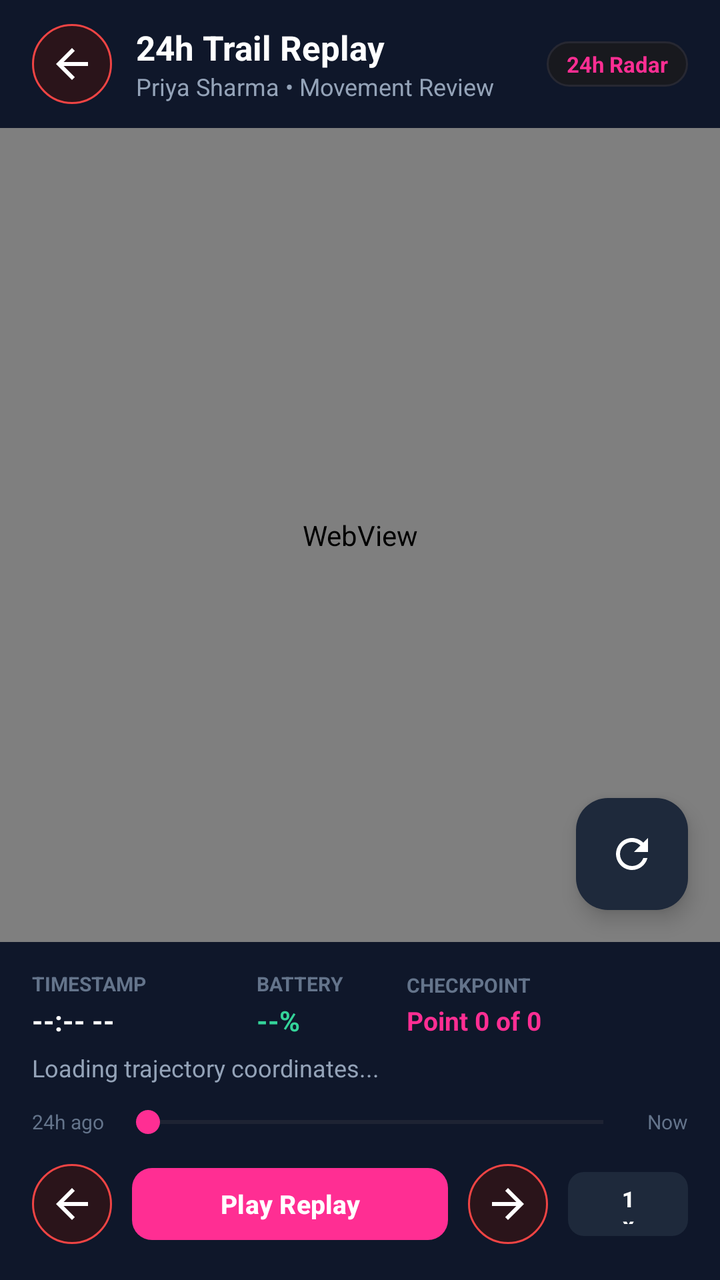
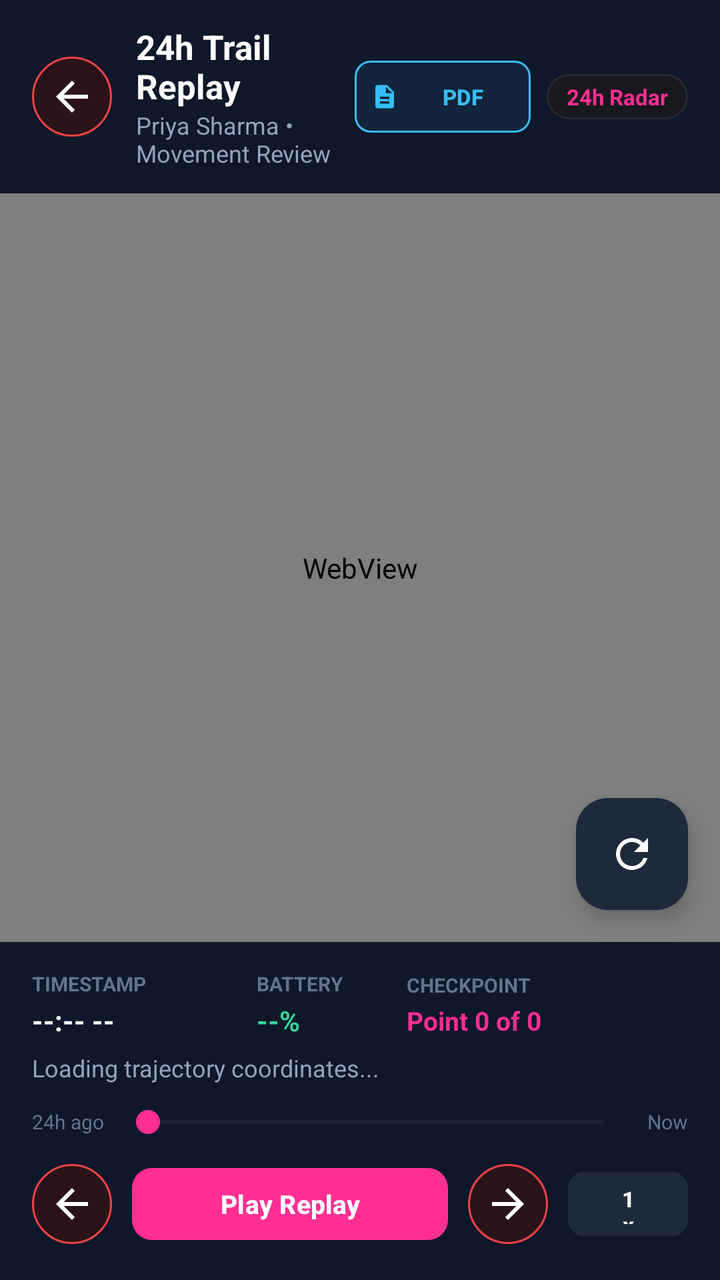

Compare the two renders of this Android layout. The source of the first and the diff that turns it into the second are given below.
<!-- AndroidManifest.xml: application theme Theme.SheGuard -->
<!-- res/layout/fragment_location_replay.xml -->
<?xml version="1.0" encoding="utf-8"?>
<androidx.constraintlayout.widget.ConstraintLayout xmlns:android="http://schemas.android.com/apk/res/android"
    xmlns:app="http://schemas.android.com/apk/res-auto"
    xmlns:tools="http://schemas.android.com/tools"
    android:layout_width="match_parent"
    android:layout_height="match_parent"
    android:background="#0A0E1A">

    
    <LinearLayout
        android:id="@+id/layout_top_bar"
        android:layout_width="match_parent"
        android:layout_height="wrap_content"
        android:orientation="horizontal"
        android:gravity="center_vertical"
        android:paddingStart="16dp"
        android:paddingEnd="16dp"
        android:paddingTop="12dp"
        android:paddingBottom="12dp"
        android:background="#0F172A"
        app:layout_constraintTop_toTopOf="parent"
        app:layout_constraintStart_toStartOf="parent"
        app:layout_constraintEnd_toEndOf="parent">

        <ImageButton
            android:id="@+id/btn_back"
            android:layout_width="40dp"
            android:layout_height="40dp"
            android:background="@drawable/bg_circle_logout"
            android:src="@drawable/ic_arrow_back"
            android:tint="#FFFFFF"
            android:contentDescription="Back" />

        <LinearLayout
            android:layout_width="0dp"
            android:layout_height="wrap_content"
            android:layout_weight="1"
            android:orientation="vertical"
            android:layout_marginStart="12dp">

            <TextView
                android:id="@+id/tv_replay_title"
                android:layout_width="wrap_content"
                android:layout_height="wrap_content"
                android:text="24h Trail Replay"
                android:textColor="#FFFFFF"
                android:textSize="17sp"
                android:textStyle="bold" />

            <TextView
                android:id="@+id/tv_replay_subtitle"
                android:layout_width="wrap_content"
                android:layout_height="wrap_content"
                android:text="Priya Sharma • Movement Review"
                android:textColor="#94A3B8"
                android:textSize="12sp" />
        </LinearLayout>

        <TextView
            android:id="@+id/tv_points_badge"
            android:layout_width="wrap_content"
            android:layout_height="wrap_content"
            android:background="@drawable/bg_monogram_badge"
            android:paddingStart="10dp"
            android:paddingEnd="10dp"
            android:paddingTop="4dp"
            android:paddingBottom="4dp"
            android:text="24h Radar"
            android:textColor="@color/colorPinkNeon"
            android:textSize="11sp"
            android:textStyle="bold" />
    </LinearLayout>

    
    <FrameLayout
        android:id="@+id/layout_map_container"
        android:layout_width="0dp"
        android:layout_height="0dp"
        app:layout_constraintTop_toBottomOf="@id/layout_top_bar"
        app:layout_constraintBottom_toTopOf="@id/card_playback_controls"
        app:layout_constraintStart_toStartOf="parent"
        app:layout_constraintEnd_toEndOf="parent">

        <WebView
            android:id="@+id/web_view_map"
            android:layout_width="match_parent"
            android:layout_height="match_parent" />

        
        <LinearLayout
            android:id="@+id/layout_incident_banner"
            android:layout_width="match_parent"
            android:layout_height="wrap_content"
            android:orientation="horizontal"
            android:gravity="center_vertical"
            android:background="#D9EF4444"
            android:paddingStart="16dp"
            android:paddingEnd="16dp"
            android:paddingTop="10dp"
            android:paddingBottom="10dp"
            android:layout_margin="12dp"
            android:visibility="gone">

            <TextView
                android:layout_width="wrap_content"
                android:layout_height="wrap_content"
                android:text="🚨"
                android:textSize="18sp"
                android:layout_marginEnd="8dp" />

            <LinearLayout
                android:layout_width="0dp"
                android:layout_height="wrap_content"
                android:layout_weight="1"
                android:orientation="vertical">

                <TextView
                    android:id="@+id/tv_incident_headline"
                    android:layout_width="wrap_content"
                    android:layout_height="wrap_content"
                    android:text="EMERGENCY SOS INCIDENT HERE"
                    android:textColor="#FFFFFF"
                    android:textSize="12sp"
                    android:textStyle="bold" />

                <TextView
                    android:id="@+id/tv_incident_details"
                    android:layout_width="wrap_content"
                    android:layout_height="wrap_content"
                    android:text="Distress beacon triggered at this checkpoint"
                    android:textColor="#FEE2E2"
                    android:textSize="11sp" />
            </LinearLayout>
        </LinearLayout>

        
        <ProgressBar
            android:id="@+id/pb_loading"
            android:layout_width="48dp"
            android:layout_height="48dp"
            android:layout_gravity="center"
            android:indeterminateTint="@color/colorPinkNeon"
            android:visibility="visible" />

        
        <com.google.android.material.floatingactionbutton.FloatingActionButton
            android:id="@+id/fab_recenter"
            android:layout_width="wrap_content"
            android:layout_height="wrap_content"
            android:layout_gravity="bottom|end"
            android:layout_marginEnd="16dp"
            android:layout_marginBottom="16dp"
            android:src="@drawable/ic_refresh"
            android:contentDescription="Recenter Trail"
            app:fabSize="mini"
            app:tint="#FFFFFF"
            app:backgroundTint="#1E293B" />
    </FrameLayout>

    
    <LinearLayout
        android:id="@+id/card_playback_controls"
        android:layout_width="match_parent"
        android:layout_height="wrap_content"
        android:orientation="vertical"
        android:background="#0F172A"
        android:paddingStart="16dp"
        android:paddingEnd="16dp"
        android:paddingTop="14dp"
        android:paddingBottom="16dp"
        app:layout_constraintBottom_toBottomOf="parent"
        app:layout_constraintStart_toStartOf="parent"
        app:layout_constraintEnd_toEndOf="parent">

        
        <LinearLayout
            android:layout_width="match_parent"
            android:layout_height="wrap_content"
            android:orientation="horizontal"
            android:gravity="center_vertical">

            <LinearLayout
                android:layout_width="0dp"
                android:layout_height="wrap_content"
                android:layout_weight="1.2"
                android:orientation="vertical">

                <TextView
                    android:layout_width="wrap_content"
                    android:layout_height="wrap_content"
                    android:text="TIMESTAMP"
                    android:textColor="#64748B"
                    android:textSize="10sp"
                    android:textStyle="bold" />

                <TextView
                    android:id="@+id/tv_telemetry_time"
                    android:layout_width="wrap_content"
                    android:layout_height="wrap_content"
                    android:layout_marginTop="2dp"
                    android:text="--:-- --"
                    android:textColor="#FFFFFF"
                    android:textSize="14sp"
                    android:textStyle="bold" />
            </LinearLayout>

            <LinearLayout
                android:layout_width="0dp"
                android:layout_height="wrap_content"
                android:layout_weight="0.8"
                android:orientation="vertical">

                <TextView
                    android:layout_width="wrap_content"
                    android:layout_height="wrap_content"
                    android:text="BATTERY"
                    android:textColor="#64748B"
                    android:textSize="10sp"
                    android:textStyle="bold" />

                <TextView
                    android:id="@+id/tv_telemetry_battery"
                    android:layout_width="wrap_content"
                    android:layout_height="wrap_content"
                    android:layout_marginTop="2dp"
                    android:text="--%"
                    android:textColor="#34D399"
                    android:textSize="14sp"
                    android:textStyle="bold" />
            </LinearLayout>

            <LinearLayout
                android:layout_width="0dp"
                android:layout_height="wrap_content"
                android:layout_weight="1.5"
                android:orientation="vertical">

                <TextView
                    android:layout_width="wrap_content"
                    android:layout_height="wrap_content"
                    android:text="CHECKPOINT"
                    android:textColor="#64748B"
                    android:textSize="10sp"
                    android:textStyle="bold" />

                <TextView
                    android:id="@+id/tv_telemetry_checkpoint"
                    android:layout_width="wrap_content"
                    android:layout_height="wrap_content"
                    android:layout_marginTop="2dp"
                    android:text="Point 0 of 0"
                    android:textColor="@color/colorPinkNeon"
                    android:textSize="13sp"
                    android:textStyle="bold" />
            </LinearLayout>
        </LinearLayout>

        
        <TextView
            android:id="@+id/tv_telemetry_address"
            android:layout_width="match_parent"
            android:layout_height="wrap_content"
            android:layout_marginTop="6dp"
            android:maxLines="1"
            android:ellipsize="end"
            android:text="Loading trajectory coordinates..."
            android:textColor="#94A3B8"
            android:textSize="12sp" />

        
        <LinearLayout
            android:layout_width="match_parent"
            android:layout_height="wrap_content"
            android:orientation="horizontal"
            android:gravity="center_vertical"
            android:layout_marginTop="10dp">

            <TextView
                android:id="@+id/tv_time_start"
                android:layout_width="wrap_content"
                android:layout_height="wrap_content"
                android:text="24h ago"
                android:textColor="#64748B"
                android:textSize="10sp" />

            <SeekBar
                android:id="@+id/seekbar_replay"
                android:layout_width="0dp"
                android:layout_height="wrap_content"
                android:layout_weight="1"
                android:layout_marginStart="6dp"
                android:layout_marginEnd="6dp"
                android:progressTint="@color/colorPinkNeon"
                android:thumbTint="@color/colorPinkNeon"
                android:max="100" />

            <TextView
                android:id="@+id/tv_time_end"
                android:layout_width="wrap_content"
                android:layout_height="wrap_content"
                android:text="Now"
                android:textColor="#64748B"
                android:textSize="10sp" />
        </LinearLayout>

        
        <LinearLayout
            android:layout_width="match_parent"
            android:layout_height="wrap_content"
            android:orientation="horizontal"
            android:gravity="center_vertical"
            android:layout_marginTop="10dp">

            
            <ImageButton
                android:id="@+id/btn_step_prev"
                android:layout_width="40dp"
                android:layout_height="40dp"
                android:background="@drawable/bg_circle_logout"
                android:src="@drawable/ic_arrow_back"
                android:tint="#FFFFFF"
                android:contentDescription="Step Previous" />

            
            <com.google.android.material.button.MaterialButton
                android:id="@+id/btn_play_pause"
                android:layout_width="0dp"
                android:layout_height="44dp"
                android:layout_weight="1"
                android:layout_marginStart="10dp"
                android:layout_marginEnd="10dp"
                android:text="Play Replay"
                android:textColor="#FFFFFF"
                android:textSize="13sp"
                android:textStyle="bold"
                app:cornerRadius="10dp"
                app:backgroundTint="@color/colorPinkNeon" />

            
            <ImageButton
                android:id="@+id/btn_step_next"
                android:layout_width="40dp"
                android:layout_height="40dp"
                android:background="@drawable/bg_circle_logout"
                android:src="@drawable/ic_arrow_forward_white"
                android:contentDescription="Step Next" />

            
            <com.google.android.material.button.MaterialButton
                android:id="@+id/btn_speed_toggle"
                android:layout_width="60dp"
                android:layout_height="40dp"
                android:layout_marginStart="10dp"
                android:text="1x"
                android:textColor="#FFFFFF"
                android:textSize="11sp"
                android:textStyle="bold"
                app:cornerRadius="8dp"
                app:backgroundTint="#1E293B" />
        </LinearLayout>
    </LinearLayout>

</androidx.constraintlayout.widget.ConstraintLayout>
<!-- resources referenced by this layout -->
<resources>
  <color name="colorPinkNeon">#FF2E93</color>
  <!-- drawable bg_circle_logout (drawable) -->
  <?xml version="1.0" encoding="utf-8"?>
  <shape xmlns:android="http://schemas.android.com/apk/res/android"
      android:shape="oval">
      <solid android:color="#2A141A" />
      <size
          android:width="40dp"
          android:height="40dp" />
      <stroke
          android:width="1dp"
          android:color="#EF4444" />
  </shape>
  <!-- drawable bg_monogram_badge (drawable) -->
  <?xml version="1.0" encoding="utf-8"?>
  <shape xmlns:android="http://schemas.android.com/apk/res/android"
      android:shape="rectangle">
      <solid android:color="#18191E" />
      <corners android:radius="18dp" />
      <stroke
          android:width="1dp"
          android:color="#272832" />
  </shape>
  <!-- drawable ic_arrow_back (drawable) -->
  <vector xmlns:android="http://schemas.android.com/apk/res/android"
      android:width="24dp"
      android:height="24dp"
      android:autoMirrored="true"
      android:tint="#FFFFFF"
      android:viewportWidth="24"
      android:viewportHeight="24">
      <path
          android:fillColor="@android:color/white"
          android:pathData="M20,11H7.83l5.59,-5.59L12,4l-8,8 8,8 1.41,-1.41L7.83,13H20v-2z" />
  </vector>
  <!-- drawable ic_arrow_forward_white (drawable) -->
  <?xml version="1.0" encoding="utf-8"?>
  <vector xmlns:android="http://schemas.android.com/apk/res/android"
      android:width="24dp"
      android:height="24dp"
      android:viewportWidth="24"
      android:viewportHeight="24">
      <path
          android:fillColor="#FFFFFFFF"
          android:pathData="M12,4l-1.41,1.41L16.17,11H4v2h12.17l-5.58,5.59L12,20l8,-8z" />
  </vector>
  <!-- drawable ic_refresh (drawable) -->
  <vector xmlns:android="http://schemas.android.com/apk/res/android"
      android:width="24dp"
      android:height="24dp"
      android:viewportWidth="24"
      android:viewportHeight="24"
      android:tint="?attr/colorControlNormal">
    <path
        android:fillColor="@android:color/white"
        android:pathData="M17.65,6.35C16.2,4.9 14.21,4 12,4c-4.42,0 -7.99,3.58 -7.99,8s3.57,8 7.99,8c3.73,0 6.84,-2.55 7.73,-6h-2.08c-0.82,2.33 -3.04,4 -5.65,4 -3.31,0 -6,-2.69 -6,-6s2.69,-6 6,-6c1.66,0 3.14,0.69 4.22,1.78L13,11h7V4l-2.35,2.35z"/>
  </vector>
  <style name="Theme.SheGuard" parent="Base.Theme.SheGuard" />
  <style name="Base.Theme.SheGuard" parent="Theme.Material3.DayNight.NoActionBar">
          
          <item name="android:statusBarColor">@android:color/transparent</item>
          <item name="android:windowLightStatusBar">true</item>
  
          
          <item name="android:navigationBarColor">@android:color/transparent</item>
          <item name="android:windowLightNavigationBar">true</item>
  
          
          <item name="colorPrimary">@color/colorPrimary</item>
          <item name="colorPrimaryVariant">@color/colorPrimaryDark</item>
          <item name="colorSecondary">@color/colorAccent</item>
          <item name="android:windowBackground">@color/surface_background</item>
          <item name="colorSurface">@color/surface_card</item>
          <item name="colorOnSurface">@color/textColorPrimary</item>
      </style>
  <color name="colorPrimary">#FF2E93</color>
  <color name="colorPrimaryDark">#D81173</color>
  <color name="colorAccent">#10B981</color>
  <color name="surface_background">#F8FAFC</color>
  <color name="surface_card">#FFFFFF</color>
  <color name="textColorPrimary">#0F172A</color>
</resources>

<!-- the commit's change to res/layout/fragment_location_replay.xml (unified diff, before → after) -->
@@ -56,6 +56,28 @@
                 android:textSize="12sp" />
         </LinearLayout>
 
+        <com.google.android.material.button.MaterialButton
+            android:id="@+id/btn_export_pdf"
+            android:layout_width="wrap_content"
+            android:layout_height="36dp"
+            android:layout_marginEnd="8dp"
+            android:text="PDF"
+            android:textColor="#38BDF8"
+            android:textSize="11sp"
+            android:textStyle="bold"
+            app:cornerRadius="8dp"
+            app:strokeColor="#38BDF8"
+            app:strokeWidth="1dp"
+            app:backgroundTint="#1538BDF8"
+            android:paddingStart="8dp"
+            android:paddingEnd="10dp"
+            android:insetTop="0dp"
+            android:insetBottom="0dp"
+            app:icon="@drawable/ic_file_document"
+            app:iconSize="14dp"
+            app:iconTint="#38BDF8"
+            android:contentDescription="Export Forensic PDF" />
+
         <TextView
             android:id="@+id/tv_points_badge"
             android:layout_width="wrap_content"
<!-- resource entries referenced after the edit -->
@@ -46,6 +46,17 @@
           android:fillColor="#FFFFFFFF"
           android:pathData="M12,4l-1.41,1.41L16.17,11H4v2h12.17l-5.58,5.59L12,20l8,-8z" />
   </vector>
+  <!-- drawable ic_file_document (drawable) -->
+  <?xml version="1.0" encoding="utf-8"?>
+  <vector xmlns:android="http://schemas.android.com/apk/res/android"
+      android:width="20dp"
+      android:height="20dp"
+      android:viewportWidth="24"
+      android:viewportHeight="24">
+      <path
+          android:fillColor="#38BDF8"
+          android:pathData="M14,2H6C4.9,2 4,2.9 4,4v16c0,1.1 0.9,2 2,2h12c1.1,0 2,-0.9 2,-2V8L14,2zM13,9V3.5L18.5,9H13zM16,18H8v-2h8V18zM16,14H8v-2h8V14z" />
+  </vector>
   <!-- drawable ic_refresh (drawable) -->
   <vector xmlns:android="http://schemas.android.com/apk/res/android"
       android:width="24dp"
